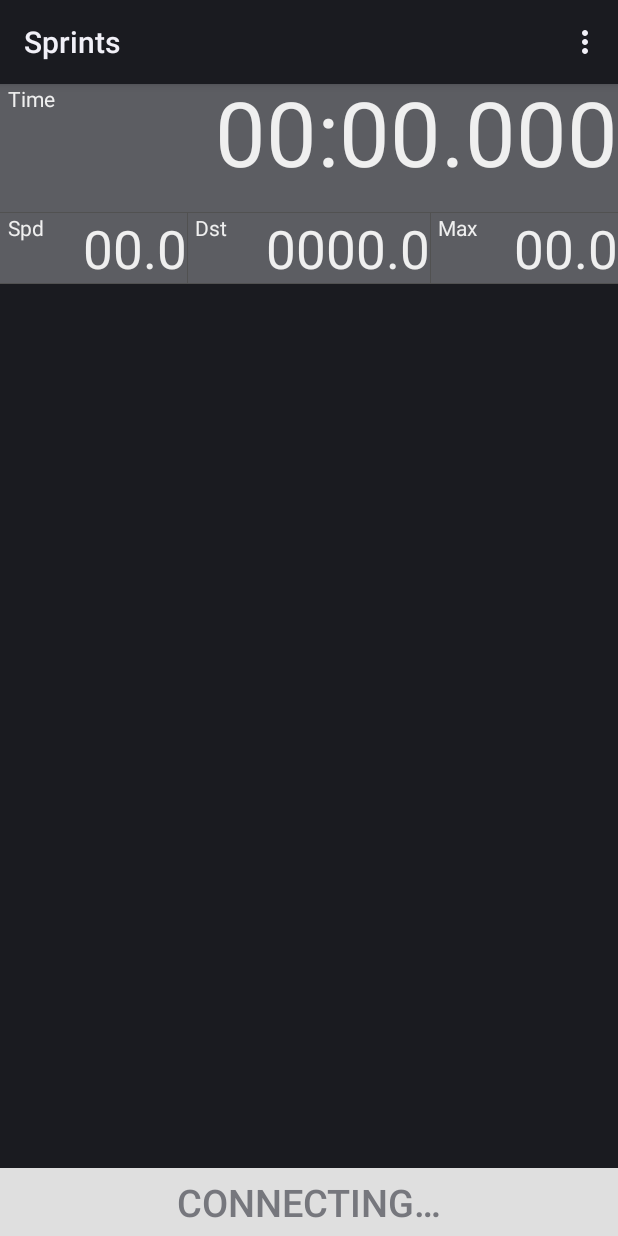
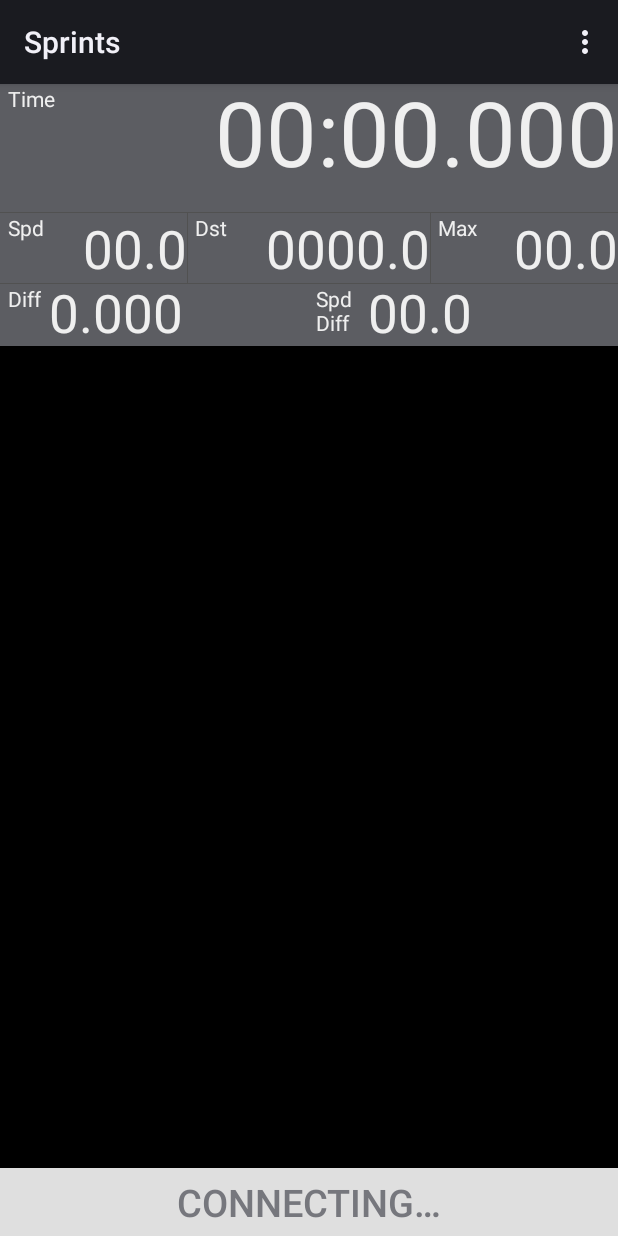
Before and after one commit to jpetrocik/sprintmeter-firmware, an Android app: the SprintActivity screen opened directly, with no data from a screen before it, on a phone screen of 412 x 824 dp. Run offline under Robolectric (Android 15) with nearby library versions, the phone set to English and light mode, and no system bars; libraries missing offline, so code that uses them is left out: org.achartengine, org.achartengine.model, org.achartengine.renderer; 1 statement that could not run was skipped.

Commit message:
Added best time/speed to sprint activity

```diff
--- a/android/app/build.gradle
+++ b/android/app/build.gradle
@@ -28,4 +28,5 @@ dependencies {
     implementation files('libs/achartengine-1.1.0.jar')
     testImplementation 'junit:junit:4.12'
     testImplementation 'org.mockito:mockito-core:1.10.19'
+    implementation 'com.android.support.constraint:constraint-layout:1.1.3'
 }
--- a/android/app/src/main/java/com/bmxgates/logger/SprintActivity.java
+++ b/android/app/src/main/java/com/bmxgates/logger/SprintActivity.java
@@ -6,6 +6,7 @@ import android.util.Log;
 import android.view.View;
 import android.view.View.OnClickListener;
 import android.widget.Button;
+import android.widget.TextView;
 
 import com.bmxgates.logger.data.Sprint.Split;
 import com.bmxgates.logger.data.SprintManager;
@@ -22,6 +23,10 @@ public class SprintActivity extends AbstractSprintActivity {
 
 	Button connectButton;
 
+	TextView diffTimeView;
+
+	TextView diffSpeedView;
+
 	SprintGraphFragment sprintGraph;
 
 	SpeedometerFragment speedometerView;
@@ -37,6 +42,9 @@ public class SprintActivity extends AbstractSprintActivity {
 		speedometerView.show20Time(false);
 
 		sprintGraph = (SprintGraphFragment) getSupportFragmentManager().findFragmentById(R.id.sprint_speed_graph);
+
+		diffTimeView = (TextView) findViewById(R.id.diff_view);
+		diffSpeedView = (TextView) findViewById(R.id.diff_spd_view);
 
 		// hide goButton until connection is established
 		goButton = (Button) findViewById(R.id.sprint_go_button);
@@ -140,11 +148,15 @@ public class SprintActivity extends AbstractSprintActivity {
 	protected void stopSprint() {
 		Log.i(TrackPracticeActivity.class.getName(), "Sprint mode: STOP");
 
-		if(sprintManager.isBestTime()) {
+		long diffTime =  sprintManager.getTime() - sprintManager.bestTime();
+		diffTimeView.setText(Formater.time(diffTime, false));
+		if (diffTime == 0 ) {
 			speedometerView.setBestTime(true);
 		}
 
-		if(sprintManager.isMaxSpeed()) {
+		double diffSpeed = sprintManager.bestSpeed() - sprintManager.getMaxSpeed() ;
+		diffSpeedView.setText(Formater.speed(diffSpeed));
+		if (diffSpeed == 0) {
 			speedometerView.setBestMaxSpeed(true);
 		}
 
--- a/android/app/src/main/java/com/bmxgates/logger/SprintGraphFragment.java
+++ b/android/app/src/main/java/com/bmxgates/logger/SprintGraphFragment.java
@@ -65,8 +65,8 @@ public class SprintGraphFragment extends Fragment {
 
 		XYMultipleSeriesRenderer mSeriesRender = new XYMultipleSeriesRenderer();
 		mSeriesRender.addSeriesRenderer(splitRender);
-		// mSeriesRender.setShowAxes(false);
-		// mSeriesRender.setShowGrid(false);
+		mSeriesRender.setShowAxes(false);
+		mSeriesRender.setShowGrid(false);
 		mSeriesRender.setShowLabels(false);
 		mSeriesRender.setZoomEnabled(true, false);
 		mSeriesRender.setPanEnabled(true, false);
--- a/android/app/src/main/java/com/bmxgates/logger/TrackPracticeActivity.java
+++ b/android/app/src/main/java/com/bmxgates/logger/TrackPracticeActivity.java
@@ -226,11 +226,13 @@ public class TrackPracticeActivity extends AbstractSprintActivity implements Loc
 	protected void stopSprint() {
 		Log.i(TrackPracticeActivity.class.getName(), "Sprint mode: STOP");
 
-		if(sprintManager.isBestTime()) {
+		double bestTime = sprintManager.bestTime();
+		if (bestTime >= sprintManager.getTime()) {
 			speedometerView.setBestTime(true);
 		}
 
-		if(sprintManager.isMaxSpeed()) {
+		double maxSpeed = sprintManager.bestSpeed();
+		if (maxSpeed <= sprintManager.getMaxSpeed()) {
 			speedometerView.setBestMaxSpeed(true);
 		}
 
--- a/android/app/src/main/res/layout/activity_sprint.xml
+++ b/android/app/src/main/res/layout/activity_sprint.xml
@@ -1,9 +1,11 @@
 <LinearLayout xmlns:android="http://schemas.android.com/apk/res/android"
+    xmlns:app="http://schemas.android.com/apk/res-auto"
     xmlns:tools="http://schemas.android.com/tools"
     android:id="@+id/LinearLayout1"
     android:layout_width="match_parent"
     android:layout_height="match_parent"
     android:orientation="vertical"
+    android:background="@android:color/black"
     tools:context=".SprintActivity" >
 
     <fragment
@@ -12,6 +14,69 @@
         android:layout_width="fill_parent"
         android:layout_height="wrap_content"
         tools:layout="@layout/fragment_speedometer" />
+
+    <LinearLayout
+        android:layout_width="match_parent"
+        android:layout_height="wrap_content"
+        android:background="@color/DARK_GRAY"
+        android:orientation="horizontal">
+
+        <android.support.constraint.ConstraintLayout
+            android:layout_width="match_parent"
+            android:layout_height="wrap_content">
+
+            <TextView
+                android:id="@+id/diff_label"
+                android:layout_width="wrap_content"
+                android:layout_height="wrap_content"
+                android:gravity="top"
+                android:paddingLeft="5dp"
+                android:paddingRight="5dp"
+                android:text="Diff"
+                android:textColor="@color/LCD_TEXT"
+                app:layout_constraintEnd_toStartOf="@+id/diff_view"
+                app:layout_constraintStart_toStartOf="parent"
+                app:layout_constraintTop_toTopOf="parent" />
+
+            <TextView
+                android:id="@+id/diff_view"
+                android:layout_width="0dp"
+                android:layout_height="wrap_content"
+                android:includeFontPadding="false"
+                android:text="0.000"
+                android:textColor="@color/LCD_TEXT"
+                android:textSize="35sp"
+                app:layout_constraintEnd_toStartOf="@+id/diff_spd_label"
+                app:layout_constraintStart_toEndOf="@+id/diff_label"
+                app:layout_constraintTop_toTopOf="parent" />
+
+            <TextView
+                android:id="@+id/diff_spd_label"
+                android:layout_width="wrap_content"
+                android:layout_height="wrap_content"
+                android:gravity="top"
+                android:paddingLeft="5dp"
+                android:paddingRight="5dp"
+                android:text="Spd\nDiff"
+                android:textColor="@color/LCD_TEXT"
+                app:layout_constraintEnd_toStartOf="@+id/diff_spd_view"
+                app:layout_constraintStart_toEndOf="@+id/diff_view"
+                app:layout_constraintTop_toTopOf="parent" />
+
+            <TextView
+                android:id="@+id/diff_spd_view"
+                android:layout_width="0dp"
+                android:layout_height="wrap_content"
+                android:includeFontPadding="false"
+                android:paddingLeft="5dp"
+                android:text="00.0"
+                android:textColor="@color/LCD_TEXT"
+                android:textSize="35sp"
+                app:layout_constraintEnd_toEndOf="parent"
+                app:layout_constraintStart_toEndOf="@+id/diff_spd_label"
+                app:layout_constraintTop_toTopOf="parent" />
+        </android.support.constraint.ConstraintLayout>
+    </LinearLayout>
 
     <fragment
         android:id="@+id/sprint_speed_graph"
--- a/android/app/src/main/res/values/styles.xml
+++ b/android/app/src/main/res/values/styles.xml
@@ -20,7 +20,7 @@
     <color name="GREEN_LIGHT">#228b22</color>
     <color name="RED_LIGHT">#ed0000</color>
     <color name="YELLOW_LIGHT">#ffff00</color>
-    <color name="LCD_TEXT">#eFeFeF</color>
+    <color name="LCD_TEXT">#EFEFEF</color>
     <color name="Color1">#5fafd7</color>
     <color name="LIGHT_GRAY">#dfdfdf</color>
     <color name="DARK_GRAY">#5c5d62</color>
```
Also changed, not shown: android/app/src/main/java/com/bmxgates/logger/data/SprintManager.java (+15 -22 lines), 1 other file.
